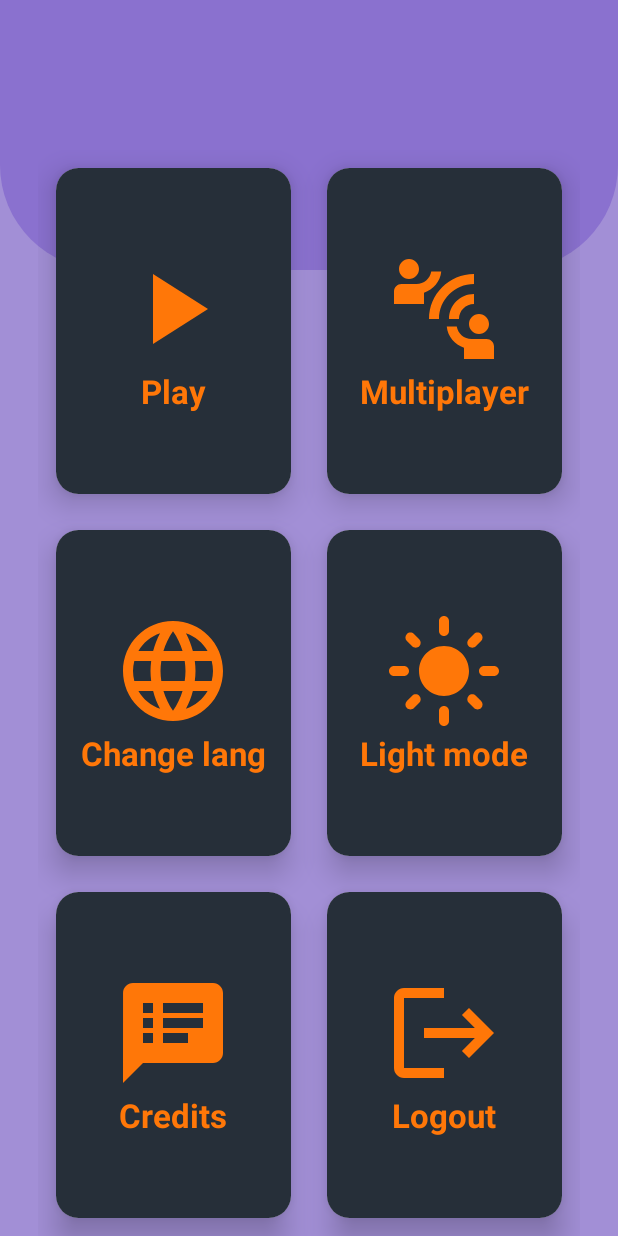
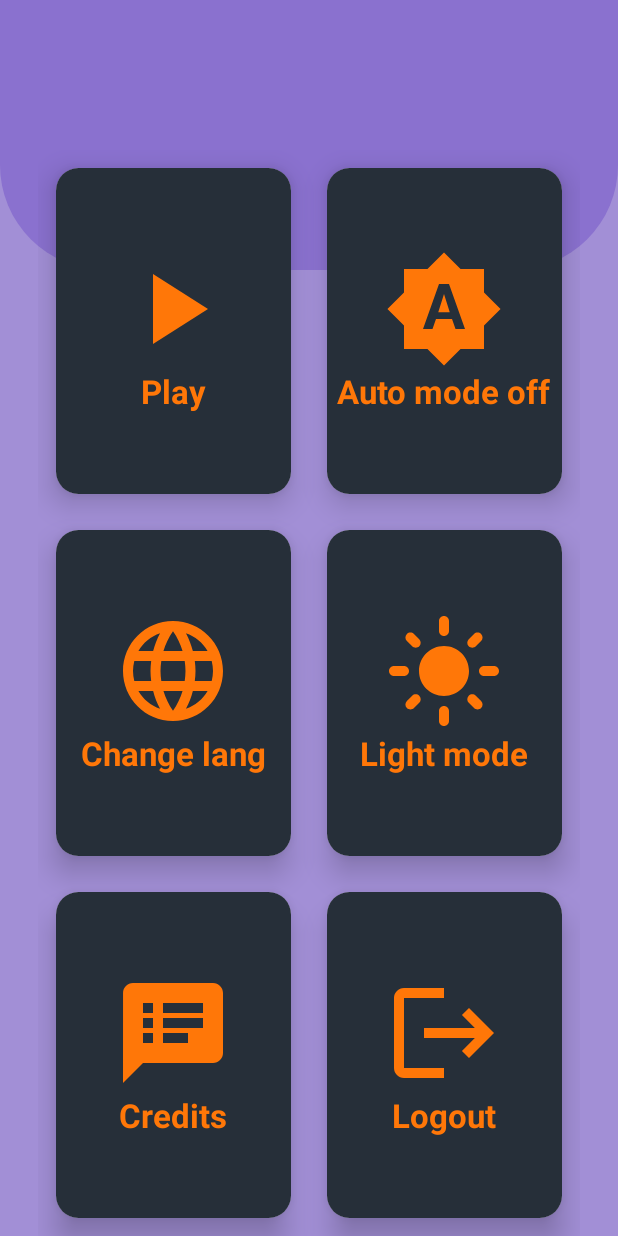
Before and after one commit to tamasregenye/mobilprog_beadando, an Android app: the screen it shows after launch (HomeActivity), after a tap on "Change lang", on a phone screen of 412 x 824 dp. Run offline under Robolectric (Android 15) with nearby library versions, the phone set to English and light mode, and no system bars.

Commit message:
added light sensor

```diff
--- a/app/src/main/java/com/example/beadando/ActUtils.java
+++ b/app/src/main/java/com/example/beadando/ActUtils.java
@@ -7,7 +7,7 @@ import android.widget.Toast;
 
 public class ActUtils {
 
-    private static boolean nightMode;
+
 
     private static Toast currentToast;
 
@@ -40,12 +40,4 @@ public class ActUtils {
         currentToast = Toast.makeText(context, message, Toast.LENGTH_SHORT);
         currentToast.show();
     }
-
-    public static boolean isNightMode() {
-        return nightMode;
-    }
-
-    public static void setNightMode(boolean nightMode) {
-        ActUtils.nightMode = nightMode;
-    }
 }
--- a/app/src/main/java/com/example/beadando/CreditsActivity.java
+++ b/app/src/main/java/com/example/beadando/CreditsActivity.java
@@ -1,8 +1,8 @@
 package com.example.beadando;
+
 import static com.example.beadando.ActUtils.*;
 
 import androidx.appcompat.app.AppCompatActivity;
-
 import android.content.Intent;
 import android.net.Uri;
 import android.os.Bundle;
--- a/app/src/main/java/com/example/beadando/HomeActivity.java
+++ b/app/src/main/java/com/example/beadando/HomeActivity.java
@@ -1,90 +1,101 @@
 package com.example.beadando;
-import static android.content.ContentValues.TAG;
+
 import static com.example.beadando.ActUtils.*;
+import static com.example.beadando.ThemeManager.*;
 
 import androidx.appcompat.app.AppCompatActivity;
-import androidx.appcompat.app.AppCompatDelegate;
 import androidx.cardview.widget.CardView;
-
-import android.content.SharedPreferences;
-import android.content.res.Configuration;
 import android.os.Bundle;
-import android.util.Log;
 import android.widget.ImageView;
 import android.widget.TextView;
 
-import java.util.Locale;
-
 public class HomeActivity extends AppCompatActivity {
     CardView buttonPlay;
-    CardView buttonMultiplayer;
+    CardView buttonAutoMode;
     CardView buttonLanguage;
     CardView buttonModes;
     CardView buttonCredits;
     CardView buttonLogout;
     ImageView imageView_mode;
     TextView textView_mode;
-    SharedPreferences sharedPreferences;
-    SharedPreferences.Editor editor;
+    TextView textview_auto_mode;
+
 
     @Override
     protected void onCreate(Bundle savedInstanceState) {
-        sharedPreferences = getSharedPreferences("MODE", MODE_PRIVATE);
         super.onCreate(savedInstanceState);
         LanguageManager.loadLocale(this); // Load the saved language preference
+
+
         setContentView(R.layout.activity_main);
+        ThemeManager.applyTheme(this);  // Apply the saved theme preference
+
 
         initComponents();
+        updateUI();
         setOnclickListeners();
     }
 
     private void initComponents(){
         buttonPlay = findViewById(R.id.button_play);
-        buttonMultiplayer = findViewById(R.id.button_multiplayer);
+        buttonAutoMode = findViewById(R.id.button_auto_mode);
         buttonLanguage = findViewById(R.id.button_language);
         buttonModes = findViewById(R.id.button_modes);
         buttonCredits = findViewById(R.id.button_credits);
         buttonLogout = findViewById(R.id.button_logout);
+
         imageView_mode= findViewById(R.id.imageView_mode);
+
         textView_mode= findViewById(R.id.textView_mode);
-
-        boolean isNightMode = sharedPreferences.getBoolean("night", false); //default is light mode
-        setNightMode(isNightMode);
-        updateUI(isNightMode);
+        textview_auto_mode= findViewById(R.id.textView_auto_mode);
     }
 
     private void setOnclickListeners(){
         buttonCredits.setOnClickListener(v -> getCredits());
+        buttonAutoMode.setOnClickListener(v -> setAutoMode());
         buttonModes.setOnClickListener(v -> setMode());
         buttonLanguage.setOnClickListener(v -> changeLanguage());
+        buttonLogout.setOnClickListener(v -> exitApp());
     }
+
+    private void exitApp() {
+        SensorManagerHelper.unregisterSensorListener();
+        finishAffinity();
+        System.exit(0);
+    }
+
     private void getCredits(){
         startActivityAndFinishCurrent(this, CreditsActivity.class);
     }
+
+    private void setAutoMode() {
+        ThemeManager.toggleAutoMode(this);
+        updateUI();
+    }
     private void setMode() {
-        boolean newMode = !isNightMode();
-        setNightMode(newMode);
-        editor = sharedPreferences.edit();
-        editor.putBoolean("night", newMode);
-        editor.apply();
-        updateUI(newMode);
+        ThemeManager.toggleTheme(this); // Toggle between light and dark mode
+        updateUI();
     }
 
     private void changeLanguage() {
         LanguageManager.switchToNextLanguage(this);
-        recreate();
+        updateUI();
     }
 
 
-    private void updateUI(boolean isNightMode) {
-        if (isNightMode) {
-            AppCompatDelegate.setDefaultNightMode(AppCompatDelegate.MODE_NIGHT_YES);
+    public void updateUI() {
+        if (isAutoMode())
+            textview_auto_mode.setText(getString(R.string.mode_auto) + " " + getString(R.string.auto_mode_enabled));
+        else {
+            textview_auto_mode.setText(getString(R.string.mode_auto)+" "+getString(R.string.auto_mode_disabled));
+        }
+
+        if (isNightMode()) {
             imageView_mode.setImageResource(R.drawable.ic_dark_mode);
-            textView_mode.setText(getString(R.string.mode_dark)); // Use getString() to get string resources
+            textView_mode.setText(getString(R.string.mode_dark));
         } else {
-            AppCompatDelegate.setDefaultNightMode(AppCompatDelegate.MODE_NIGHT_NO);
             imageView_mode.setImageResource(R.drawable.ic_light_mode);
-            textView_mode.setText(getString(R.string.mode_light)); // Use getString() to get string resources
+            textView_mode.setText(getString(R.string.mode_light));
         }
     }
 }
--- /dev/null
+++ b/app/src/main/java/com/example/beadando/ThemeManager.java
@@ -0,0 +1,80 @@
+package com.example.beadando;
+
+import android.content.Context;
+import android.content.SharedPreferences;
+import androidx.appcompat.app.AppCompatDelegate;
+
+public class ThemeManager {
+    private static boolean nightMode;
+    private static boolean autoMode;
+    private static final String THEME_PREF_KEY = "night_mode";
+    private static final String AUTO_MODE_PREF_KEY = "auto_mode";
+
+    public static void applyTheme(Context context) {
+        SharedPreferences sharedPreferences = context.getSharedPreferences("MODE", Context.MODE_PRIVATE);
+        boolean isNightMode = sharedPreferences.getBoolean(THEME_PREF_KEY, false);
+        autoMode = sharedPreferences.getBoolean(AUTO_MODE_PREF_KEY, false);
+        setTheme(context, isNightMode);
+    }
+
+    public static void toggleTheme(Context context) {
+        if(autoMode) {
+            ActUtils.createLongToast(context, context.getString(R.string.warning_auto_mode));
+        }
+        else{
+            SharedPreferences sharedPreferences = context.getSharedPreferences("MODE", Context.MODE_PRIVATE);
+            boolean currentTheme = sharedPreferences.getBoolean(THEME_PREF_KEY, false);
+            boolean newTheme = !currentTheme;
+            setTheme(context, newTheme);
+            saveThemePreference(context, newTheme);
+        }
+    }
+
+    public static void toggleAutoMode(Context context) {
+        autoMode = !autoMode;
+        setAutoMode(autoMode);
+        if (autoMode) {
+            // set themes based on sensor data
+            SensorManagerHelper.registerSensorListener(context);
+        }
+        saveAutoModePreference(context, autoMode);
+    }
+
+    protected static void setTheme(Context context, boolean isNightMode) {
+        if (isNightMode) {
+            AppCompatDelegate.setDefaultNightMode(AppCompatDelegate.MODE_NIGHT_YES);
+            setNightMode(true);
+        } else {
+            AppCompatDelegate.setDefaultNightMode(AppCompatDelegate.MODE_NIGHT_NO);
+            setNightMode(false);
+        }
+        saveThemePreference(context, isNightMode);
+    }
+
+    public static void saveAutoModePreference(Context context, boolean isAutoMode) {
+        SharedPreferences sharedPreferences = context.getSharedPreferences("MODE", Context.MODE_PRIVATE);
+        sharedPreferences.edit().putBoolean(AUTO_MODE_PREF_KEY, isAutoMode).apply();
+    }
+
+    private static void saveThemePreference(Context context, boolean isNightMode) {
+        SharedPreferences sharedPreferences = context.getSharedPreferences("MODE", Context.MODE_PRIVATE);
+        sharedPreferences.edit().putBoolean(THEME_PREF_KEY, isNightMode).apply();
+    }
+
+    public static boolean isNightMode() {
+        return nightMode;
+    }
+
+    public static void setNightMode(boolean nightMode) {
+        ThemeManager.nightMode = nightMode;
+    }
+
+    public static boolean isAutoMode() {
+        return autoMode;
+    }
+
+    public static void setAutoMode(boolean autoMode) {
+        ThemeManager.autoMode = autoMode;
+    }
+
+}
--- a/app/src/main/res/layout/activity_main.xml
+++ b/app/src/main/res/layout/activity_main.xml
@@ -65,7 +65,7 @@
         </androidx.cardview.widget.CardView>
 
         <androidx.cardview.widget.CardView
-            android:id="@+id/button_multiplayer"
+            android:id="@+id/button_auto_mode"
             android:layout_width="0dp"
             android:layout_height="wrap_content"
             app:cardCornerRadius="15dp"
@@ -86,15 +86,16 @@
                 <ImageView
                     android:layout_width="80dp"
                     android:layout_height="80dp"
-                    android:src="@drawable/ic_multiplayer"
+                    android:src="@drawable/ic_auto_mode"
                     android:layout_gravity="center_horizontal"
                     android:importantForAccessibility="no">
                 </ImageView>
 
                 <TextView
+                    android:id="@+id/textView_auto_mode"
                     android:layout_width="wrap_content"
                     android:layout_height="wrap_content"
-                    android:text="@string/multiplayer"
+                    android:text="@string/mode_auto"
                     android:textSize="22sp"
                     android:textStyle="bold"
                     android:textColor="@color/orange"
--- a/app/src/main/res/values/strings.xml
+++ b/app/src/main/res/values/strings.xml
@@ -8,10 +8,12 @@
     <string name="github_profile">Github Profile</string>
     <string name="version_number">Version 1.0.0</string>
     <string name="play">Play</string>
-    <string name="multiplayer">Multiplayer</string>
+    <string name="mode_auto">Auto mode</string>
+    <string name="auto_mode_enabled">on</string>
+    <string name="auto_mode_disabled">off</string>
     <string name="language">Change lang</string>
     <string name="mode_light">Light mode</string>
     <string name="mode_dark">Dark mode</string>
-    <string name="mode_auto">Auto mode</string>
     <string name="back_to_main_menu">Back to Main Menu</string>
+    <string name="warning_auto_mode">You cannot change themes manually if auto mode is on!</string>
 </resources>
```
Also changed, not shown: app/src/main/java/com/example/beadando/SensorManagerHelper.java (added, +62 -0 lines), 1 other file.
